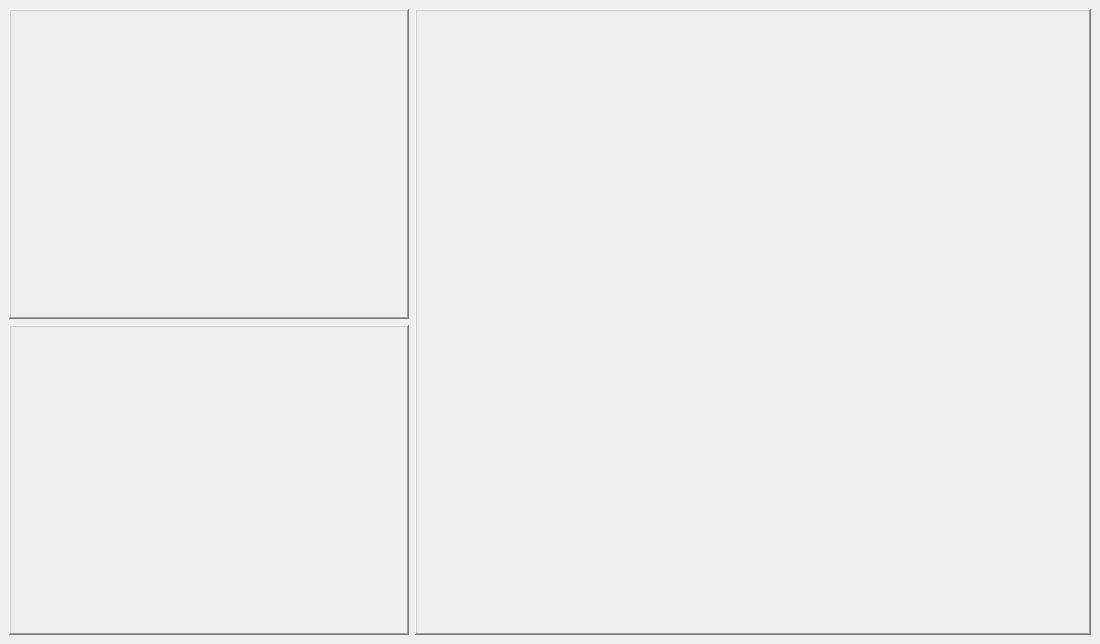
AndaCondaa/Dental_Imaging_SW_System, file Project/src/imaging/ImagingSW/mainwindow.ui: the form before one commit.
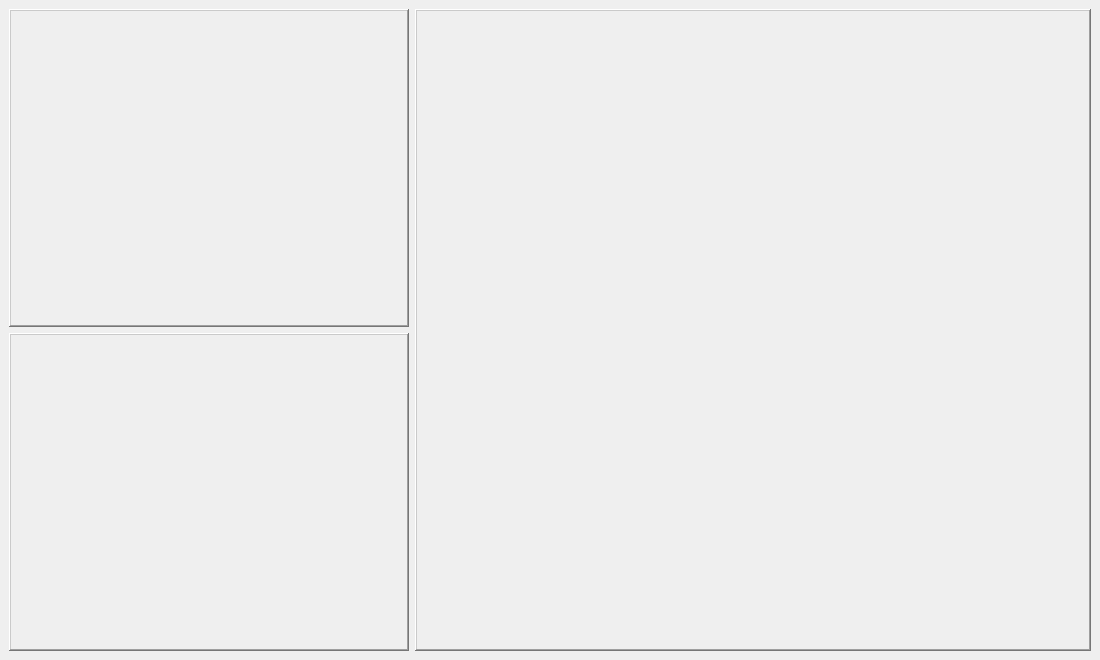
The form after the commit.

Patch:
```diff
--- a/Project/src/imaging/ImagingSW/mainwindow.ui
+++ b/Project/src/imaging/ImagingSW/mainwindow.ui
@@ -7,7 +7,7 @@
     <x>0</x>
     <y>0</y>
     <width>1100</width>
-    <height>644</height>
+    <height>660</height>
    </rect>
   </property>
   <property name="sizePolicy">
@@ -19,7 +19,7 @@
   <property name="minimumSize">
    <size>
     <width>1100</width>
-    <height>640</height>
+    <height>660</height>
    </size>
   </property>
   <property name="baseSize">
```
Left out of the diff: 2 changed lines with no effect on the pictures.
